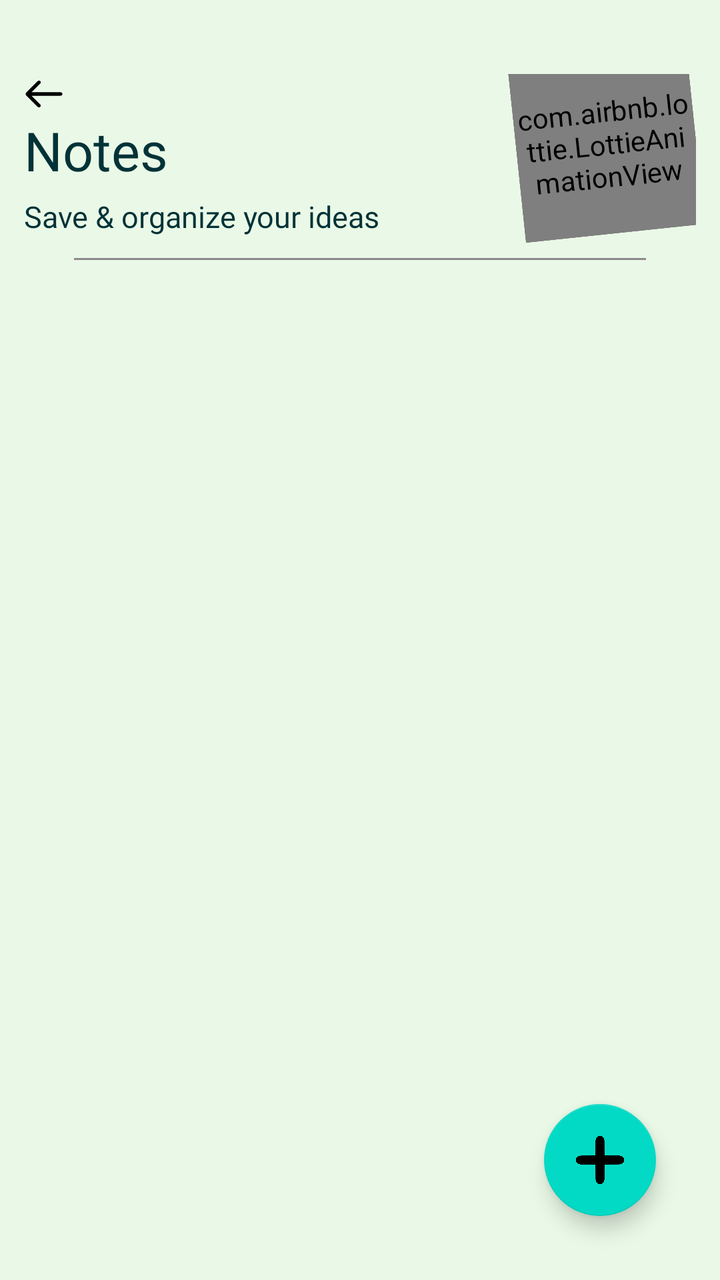
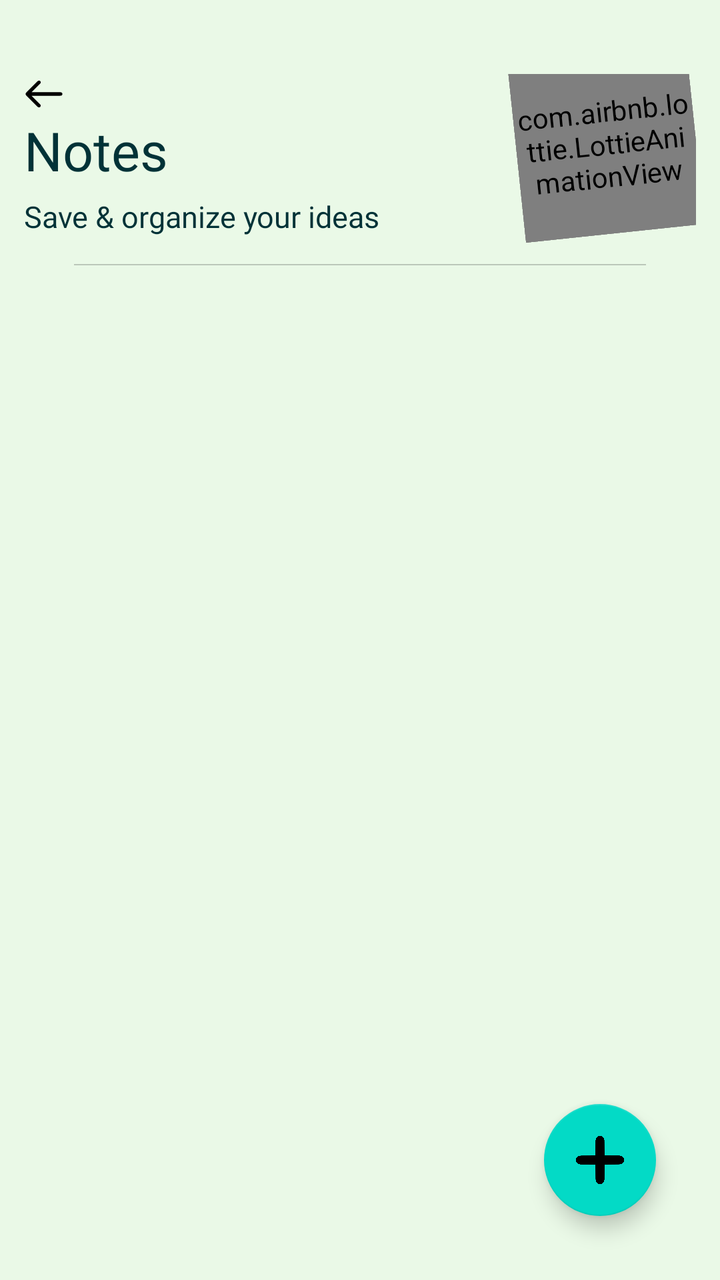

The first picture is an Android layout as it rendered before a commit; the second is the same layout after the commit. The layout source and the unified diff follow.
<!-- AndroidManifest.xml: application theme Theme.UniGo -->
<!-- res/layout/notes_recycler_view.xml -->
<?xml version="1.0" encoding="utf-8"?>
<RelativeLayout xmlns:android="http://schemas.android.com/apk/res/android"
    xmlns:app="http://schemas.android.com/apk/res-auto"
    android:layout_width="match_parent"
    android:layout_height="match_parent"
    android:padding="12dp">

    
    <RelativeLayout
        android:id="@+id/headerSection"
        android:layout_width="match_parent"
        android:layout_height="wrap_content"
        android:layout_marginTop="25dp">

        <ImageView
            android:id="@+id/back"
            android:layout_width="20dp"
            android:layout_height="20dp"
            android:layout_alignParentStart="true"
            android:layout_alignParentTop="true"
            android:clickable="true"
            android:contentDescription="Back"
            android:focusable="true"
            android:foreground="?attr/selectableItemBackgroundBorderless"
            android:src="@drawable/left" />

        <TextView
            android:id="@+id/mainhead"
            android:layout_width="wrap_content"
            android:layout_height="wrap_content"
            android:fontFamily="@font/lexend"
            android:text="@string/notes"
            android:layout_below="@id/back"
            android:textColor="@color/text_primary"
            android:textSize="27sp" />

        <TextView
            android:id="@+id/subhead"
            android:layout_width="wrap_content"
            android:layout_height="wrap_content"
            android:layout_below="@id/mainhead"
            android:layout_marginTop="5dp"
            android:fontFamily="@font/lexend"
            android:text="@string/notes_tagline"
            android:textColor="@color/text_primary"
            android:textSize="15sp" />

        <com.airbnb.lottie.LottieAnimationView
            android:id="@+id/lottie"
            android:layout_width="90dp"
            android:layout_height="90dp"
            android:layout_alignParentEnd="true"
            android:rotation="-6"
            android:translationY="-10dp"
            app:lottie_autoPlay="true"
            app:lottie_loop="true"
            app:lottie_rawRes="@raw/notespreview" />

    </RelativeLayout>

    <View
        android:id="@+id/div1"
        android:layout_width="match_parent"
        android:layout_height="1dp"
        android:layout_below="@id/headerSection"
        android:layout_marginStart="25dp"
        android:layout_marginTop="2dp"
        android:layout_marginEnd="25dp"
        android:layout_marginBottom="10dp"
        android:background="@color/gray" />

    <TextView
        android:id="@+id/state"
        android:layout_width="wrap_content"
        android:layout_height="wrap_content"
        android:layout_below="@id/div1"
        android:layout_centerHorizontal="true"
        android:layout_marginTop="40dp"
        android:fontFamily="@font/googlesans"
        android:text="@string/no_notes_stored"
        android:textColor="@color/text_primary"
        android:textSize="15sp"
        android:visibility="gone" />

    <com.airbnb.lottie.LottieAnimationView
        android:id="@+id/Lottie2"
        android:layout_width="110dp"
        android:layout_height="110dp"
        android:layout_below="@id/state"
        android:layout_centerHorizontal="true"
        android:translationY="-10dp"
        android:visibility="gone"
        app:lottie_autoPlay="true"
        app:lottie_loop="true"
        app:lottie_rawRes="@raw/empty" />

    
    <androidx.recyclerview.widget.RecyclerView
        android:id="@+id/notesRecycler"
        android:layout_width="match_parent"
        android:layout_height="match_parent"
        android:layout_below="@id/div1"
        android:layout_marginTop="10dp"
        android:clipToPadding="false"
        android:paddingBottom="90dp"
        android:visibility="gone" />

    
    <com.google.android.material.floatingactionbutton.FloatingActionButton
        android:id="@+id/addNotesFab"
        android:layout_width="wrap_content"
        android:layout_height="wrap_content"
        android:layout_alignParentEnd="true"
        android:layout_alignParentBottom="true"
        android:layout_margin="20dp"
        android:contentDescription="@string/addnotes"
        android:src="@drawable/add" />

</RelativeLayout>
<!-- resources referenced by this layout -->
<resources>
  <color name="gray">#8E8989</color>
  <color name="text_primary">#013237</color>
  <!-- drawable add: vector/xml drawable (drawable, 4477 chars, omitted) -->
  <!-- drawable left: vector/xml drawable (drawable, 3338 chars, omitted) -->
  <string name="addnotes">addNotes</string>
  <string name="no_notes_stored">No notes stored</string>
  <string name="notes">Notes</string>
  <string name="notes_tagline">Save &amp; organize your ideas</string>
  <style name="Theme.UniGo" parent="Theme.MaterialComponents.Light.NoActionBar">
  
          
          <item name="colorPrimary">@color/mint_primary</item>
          <item name="colorPrimaryVariant">@color/mint_dark</item>
          <item name="colorOnPrimary">@color/mint_light</item>
  
          
          <item name="android:windowBackground">@color/mint_light</item>
          <item name="colorSurface">@color/mint_soft</item>
  
          <item name="appBackground">@color/mint_light</item>
          <item name="appSurface">@color/mint_soft</item>
  
          
          <item name="android:textColorPrimary">@color/text_primary</item>
          <item name="fontFamily">@font/lexend</item>
  
          
          <item name="android:statusBarColor">@color/mint_dark</item>
          <item name="android:windowLightStatusBar">true</item>
  
      </style>
  <color name="mint_primary">#4CA771</color>
  <color name="mint_dark">#013237</color>
  <color name="mint_light">#EAF9E7</color>
  <color name="mint_soft">#C0E6BA</color>
</resources>

<!-- the commit's change to res/layout/notes_recycler_view.xml (unified diff, before → after) -->
@@ -61,13 +61,13 @@
     <View
         android:id="@+id/div1"
         android:layout_width="match_parent"
-        android:layout_height="1dp"
+        android:layout_height="0.6dp"
         android:layout_below="@id/headerSection"
         android:layout_marginStart="25dp"
-        android:layout_marginTop="2dp"
+        android:layout_marginTop="5dp"
         android:layout_marginEnd="25dp"
         android:layout_marginBottom="10dp"
-        android:background="@color/gray" />
+        android:background="@color/view" />
 
     <TextView
         android:id="@+id/state"
<!-- resource entries referenced after the edit -->
@@ -1,7 +1,7 @@
 <!-- resources referenced by this layout -->
 <resources>
-  <color name="gray">#8E8989</color>
   <color name="text_primary">#013237</color>
+  <color name="view">#33000000</color>
   <!-- drawable add: vector/xml drawable (drawable, 4477 chars, omitted) -->
   <!-- drawable left: vector/xml drawable (drawable, 3338 chars, omitted) -->
   <string name="addnotes">addNotes</string>
